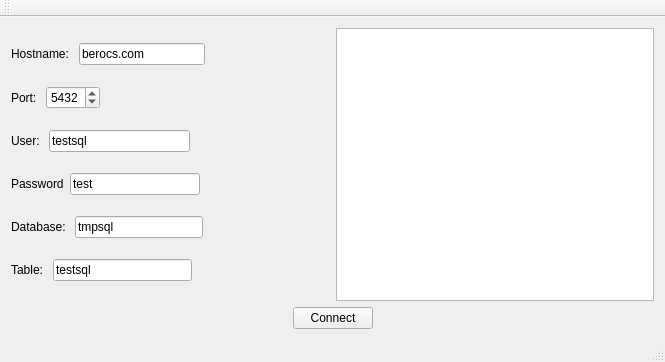
Old version of the form postgresql_test/mainwindow.ui in the repository ctag/cpe453.
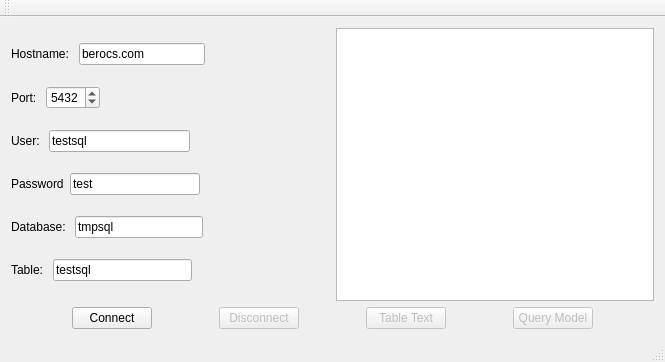
New version of the form.

```diff
--- a/postgresql_test/mainwindow.ui
+++ b/postgresql_test/mainwindow.ui
@@ -240,6 +240,75 @@
         </property>
        </widget>
       </item>
+      <item>
+       <spacer name="horizontalSpacer_10">
+        <property name="orientation">
+         <enum>Qt::Horizontal</enum>
+        </property>
+        <property name="sizeHint" stdset="0">
+         <size>
+          <width>40</width>
+          <height>20</height>
+         </size>
+        </property>
+       </spacer>
+      </item>
+      <item>
+       <widget class="QPushButton" name="pushButton_disconnect">
+        <property name="enabled">
+         <bool>false</bool>
+        </property>
+        <property name="text">
+         <string>Disconnect</string>
+        </property>
+       </widget>
+      </item>
+      <item>
+       <spacer name="horizontalSpacer_9">
+        <property name="orientation">
+         <enum>Qt::Horizontal</enum>
+        </property>
+        <property name="sizeHint" stdset="0">
+         <size>
+          <width>40</width>
+          <height>20</height>
+         </size>
+        </property>
+       </spacer>
+      </item>
+      <item>
+       <widget class="QPushButton" name="pushButton_tableText">
+        <property name="enabled">
+         <bool>false</bool>
+        </property>
+        <property name="text">
+         <string>Table Text</string>
+        </property>
+       </widget>
+      </item>
+      <item>
+       <spacer name="horizontalSpacer_11">
+        <property name="orientation">
+         <enum>Qt::Horizontal</enum>
+        </property>
+        <property name="sizeHint" stdset="0">
+         <size>
+          <width>40</width>
+          <height>20</height>
+         </size>
+        </property>
+       </spacer>
+      </item>
+      <item>
+       <widget class="QPushButton" name="pushButton_queryModel">
+        <property name="enabled">
+         <bool>false</bool>
+        </property>
+        <property name="text">
+         <string>Query Model</string>
+        </property>
+       </widget>
+      </item>
       <item>
        <spacer name="horizontalSpacer">
         <property name="orientation">
```
Left out of the diff: 5 changed lines with no effect on the pictures.
